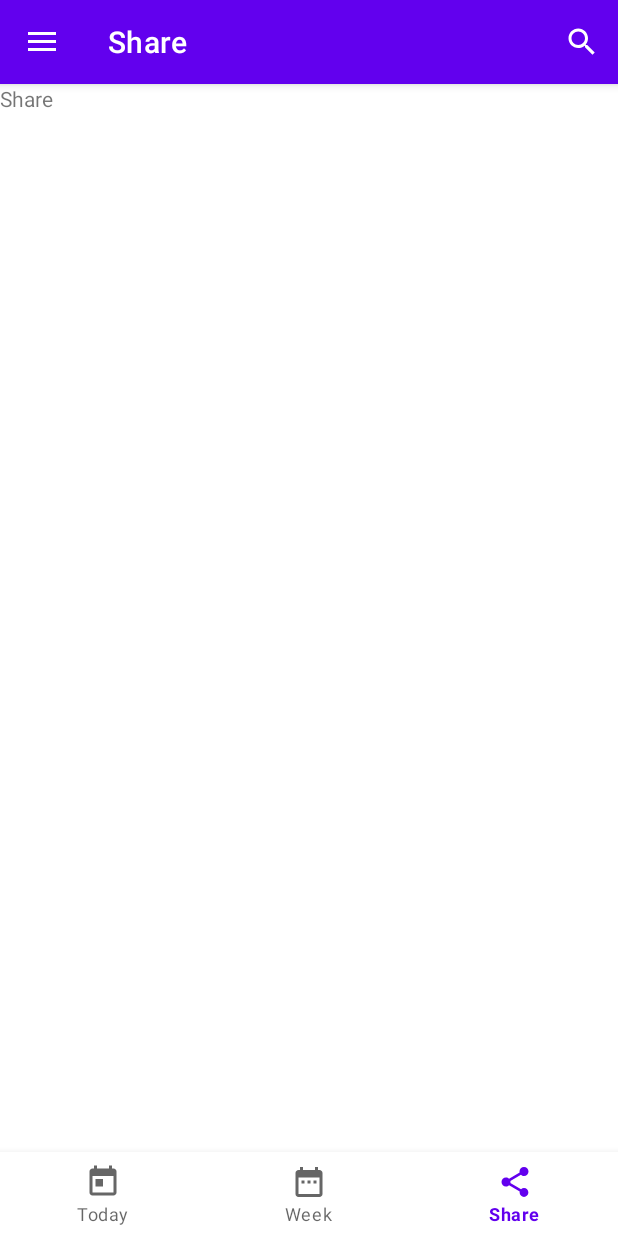
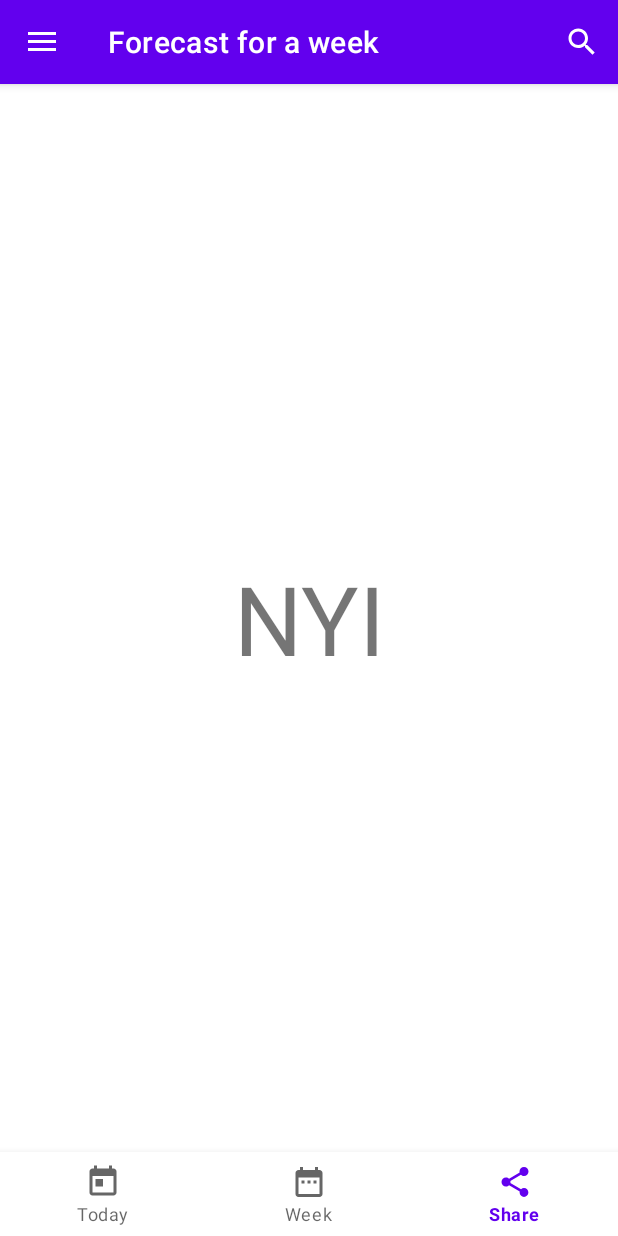
Before and after one commit to JustNik-jpg/just-weather, an Android app: the WeeklyFragment screen opened through its navigation route, item 3 of the bottom bar chosen, on a phone screen of 412 x 824 dp. Run offline under Robolectric (Android 15) with nearby library versions, the phone set to English and light mode, and no system bars; our stand-ins replace RxJava, navigation-ui; network calls fail; 4 statements that could not run were skipped.

Commit message:
Implemented share functionality

```diff
--- a/app/src/main/java/com/justnik/justweather/ui/MainActivity.java
+++ b/app/src/main/java/com/justnik/justweather/ui/MainActivity.java
@@ -1,5 +1,6 @@
 package com.justnik.justweather.ui;
 
+import android.content.Intent;
 import android.content.res.Resources;
 import android.os.Bundle;
 import android.util.Log;
@@ -33,7 +34,7 @@ import io.reactivex.rxjava3.disposables.Disposable;
 import io.reactivex.rxjava3.schedulers.Schedulers;
 import retrofit2.Response;
 
-public class MainActivity extends AppCompatActivity {
+public class MainActivity extends AppCompatActivity{
 
     private NavController navController;
     private DrawerLayout mDrawerLayout;
@@ -62,7 +63,7 @@ public class MainActivity extends AppCompatActivity {
 
         navController = navHostFragment.getNavController();
         navController.addOnDestinationChangedListener((controller, destination, arguments) -> {
-            if ((destination.getId() == R.id.settingsFragment) || (destination.getId() == R.id.aboutFragment)) {
+            if (destination.getId() == R.id.aboutFragment) {
                 enabled = true;
             }
         });
@@ -71,12 +72,36 @@ public class MainActivity extends AppCompatActivity {
     private void setupBottomNav() {
         BottomNavigationView bottomNavigation = findViewById(R.id.bottomNavigationView);
         NavigationUI.setupWithNavController(bottomNavigation, navController);
+        bottomNavigation.setOnNavigationItemSelectedListener(item -> {
+            if (item.getItemId()==R.id.shareFragment){
+
+                Forecast forecast = viewModel.forecast.getValue();
+
+                if (forecast!=null){
+
+                    Intent shareIntent = new Intent(Intent.ACTION_SEND);
+                    shareIntent.setType("text/plain");
+                    String builder = "Check out today's weather!" +
+                            "\nTemperature: " +
+                            forecast.getMain().getTemp() +
+                            "Clouds: " +
+                            forecast.getWeather().get(0).getDescription() +
+                            "\nCheck more on JustWeather!";
+                    shareIntent.putExtra(Intent.EXTRA_TEXT, builder);
+                    Intent intent = Intent.createChooser(shareIntent,"Share");
+                    startActivity(intent);
+                }
+
+            }
+            return true;
+        });
+
     }
 
     private void setupDrawer() {
         mDrawerLayout = findViewById(R.id.drawerLayout);
         AppBarConfiguration appBarConfiguration =
-                new AppBarConfiguration.Builder(R.id.weeklyFragment, R.id.todayFragment, R.id.shareFragment)
+                new AppBarConfiguration.Builder(R.id.weeklyFragment, R.id.todayFragment)
                         .setOpenableLayout(mDrawerLayout)
                         .build();
 
@@ -134,6 +159,4 @@ public class MainActivity extends AppCompatActivity {
 
     }
 
-
-
 }
--- a/app/src/main/java/com/justnik/justweather/ui/fragment/ShareFragment.java
+++ /dev/null
@@ -1,20 +0,0 @@
-package com.justnik.justweather.ui.fragment;
-
-import android.os.Bundle;
-import android.view.LayoutInflater;
-import android.view.View;
-import android.view.ViewGroup;
-
-import androidx.fragment.app.Fragment;
-
-import com.justnik.justweather.R;
-
-public class ShareFragment extends Fragment {
-
-    @Override
-    public View onCreateView(LayoutInflater inflater, ViewGroup container,
-                             Bundle savedInstanceState) {
-        // Inflate the layout for this fragment
-        return inflater.inflate(R.layout.fragment_share, container, false);
-    }
-}
--- a/app/src/main/java/com/justnik/justweather/ui/fragment/TodayFragment.java
+++ b/app/src/main/java/com/justnik/justweather/ui/fragment/TodayFragment.java
@@ -14,18 +14,10 @@ import androidx.lifecycle.ViewModelProvider;
 import com.justnik.justweather.R;
 import com.justnik.justweather.databinding.FragmentTodayBinding;
 import com.justnik.justweather.di.WeatherApplication;
-import com.justnik.justweather.model.json.Forecast;
 import com.justnik.justweather.ui.WeatherViewModel;
 import com.justnik.justweather.ui.WeatherViewModelFactory;
 
 import javax.inject.Inject;
-
-import io.reactivex.rxjava3.android.schedulers.AndroidSchedulers;
-import io.reactivex.rxjava3.annotations.NonNull;
-import io.reactivex.rxjava3.core.Observer;
-import io.reactivex.rxjava3.disposables.Disposable;
-import io.reactivex.rxjava3.schedulers.Schedulers;
-import retrofit2.Response;
 
 public class TodayFragment extends Fragment {
     @Inject
@@ -38,17 +30,20 @@ public class TodayFragment extends Fragment {
                              Bundle savedInstanceState) {
         // Inflate the layout for this fragment
         ((WeatherApplication) requireActivity().getApplication()).getComponent().inject(this);
-        //View view = inflater.inflate(R.layout.fragment_today, container, false);
-        FragmentTodayBinding binding = DataBindingUtil.inflate(inflater, R.layout.fragment_today, container, false);
+        FragmentTodayBinding binding = DataBindingUtil.inflate(inflater,
+                R.layout.fragment_today, container, false);
         View view = binding.getRoot();
 
         ImageView ivWeatherIcon = view.findViewById(R.id.ivWeatherIcon);
 
         viewModel = new ViewModelProvider(requireActivity(), factory).get(WeatherViewModel.class);
 
-        viewModel.refreshForecast("Kyiv", getContext());
+        if (viewModel.forecast.getValue()==null){
+            viewModel.refreshForecast("Kyiv", getContext());
+        }
+
         viewModel.forecast.observe(getViewLifecycleOwner(), forecast -> {
-            Log.d("JustToday", "onCreateView: " + forecast.toString());
+            Log.d("JustToday", "Observing.. onCreateView: " + forecast.toString());
             binding.setForecast(forecast);
             binding.notifyChange();
             ivWeatherIcon.setImageResource(getResources()
@@ -58,7 +53,6 @@ public class TodayFragment extends Fragment {
 
         });
 
-
         return view;
     }
 
--- a/app/src/main/res/layout/fragment_share.xml
+++ /dev/null
@@ -1,14 +0,0 @@
-<?xml version="1.0" encoding="utf-8"?>
-<FrameLayout xmlns:android="http://schemas.android.com/apk/res/android"
-    xmlns:tools="http://schemas.android.com/tools"
-    android:layout_width="match_parent"
-    android:layout_height="match_parent"
-    tools:context=".ui.fragment.ShareFragment">
-
-    <!-- TODO: Update blank fragment layout -->
-    <TextView
-        android:layout_width="match_parent"
-        android:layout_height="match_parent"
-        android:text="Share" />
-
-</FrameLayout>
--- a/app/src/main/res/layout/fragment_weekly.xml
+++ b/app/src/main/res/layout/fragment_weekly.xml
@@ -1,14 +1,19 @@
 <?xml version="1.0" encoding="utf-8"?>
-<FrameLayout xmlns:android="http://schemas.android.com/apk/res/android"
+<androidx.constraintlayout.widget.ConstraintLayout xmlns:android="http://schemas.android.com/apk/res/android"
+    xmlns:app="http://schemas.android.com/apk/res-auto"
     xmlns:tools="http://schemas.android.com/tools"
     android:layout_width="match_parent"
     android:layout_height="match_parent"
     tools:context=".ui.fragment.WeeklyFragment">
 
-    <!-- TODO: Update blank fragment layout -->
     <TextView
-        android:layout_width="match_parent"
-        android:layout_height="match_parent"
-        android:text="Weekly" />
+        android:layout_width="wrap_content"
+        android:layout_height="wrap_content"
+        android:text="NYI"
+        android:textSize="64sp"
+        app:layout_constraintBottom_toBottomOf="parent"
+        app:layout_constraintEnd_toEndOf="parent"
+        app:layout_constraintStart_toStartOf="parent"
+        app:layout_constraintTop_toTopOf="parent" />
 
-</FrameLayout>
+</androidx.constraintlayout.widget.ConstraintLayout>
--- a/app/src/main/res/menu/drawer_menu.xml
+++ b/app/src/main/res/menu/drawer_menu.xml
@@ -1,10 +1,6 @@
 <?xml version="1.0" encoding="utf-8"?>
 <menu xmlns:android="http://schemas.android.com/apk/res/android">
 
-    <item
-        android:id="@+id/settingsFragment"
-        android:icon="@drawable/ic_settings"
-        android:title="@string/drawer_settings" />
     <item
         android:id="@+id/aboutFragment"
         android:icon="@drawable/ic_info"
--- a/app/src/main/res/navigation/nav_graph.xml
+++ b/app/src/main/res/navigation/nav_graph.xml
@@ -16,16 +16,6 @@
         android:label="Today's weather"
         tools:layout="@layout/fragment_today" />
     <fragment
-        android:id="@+id/shareFragment"
-        android:name="com.justnik.justweather.ui.fragment.ShareFragment"
-        android:label="Share"
-        tools:layout="@layout/fragment_share" />
-    <fragment
-        android:id="@+id/settingsFragment"
-        android:name="com.justnik.justweather.ui.fragment.SettingsFragment"
-        android:label="Settings"
-        tools:layout="@layout/fragment_settings" />
-    <fragment
         android:id="@+id/aboutFragment"
         android:name="com.justnik.justweather.ui.fragment.AboutFragment"
         android:label="About"
```
Also changed, not shown: app/src/main/java/com/justnik/justweather/ui/fragment/SettingsFragment.java (deleted, +0 -29 lines), app/src/main/res/layout/fragment_settings.xml (deleted, +0 -14 lines).
